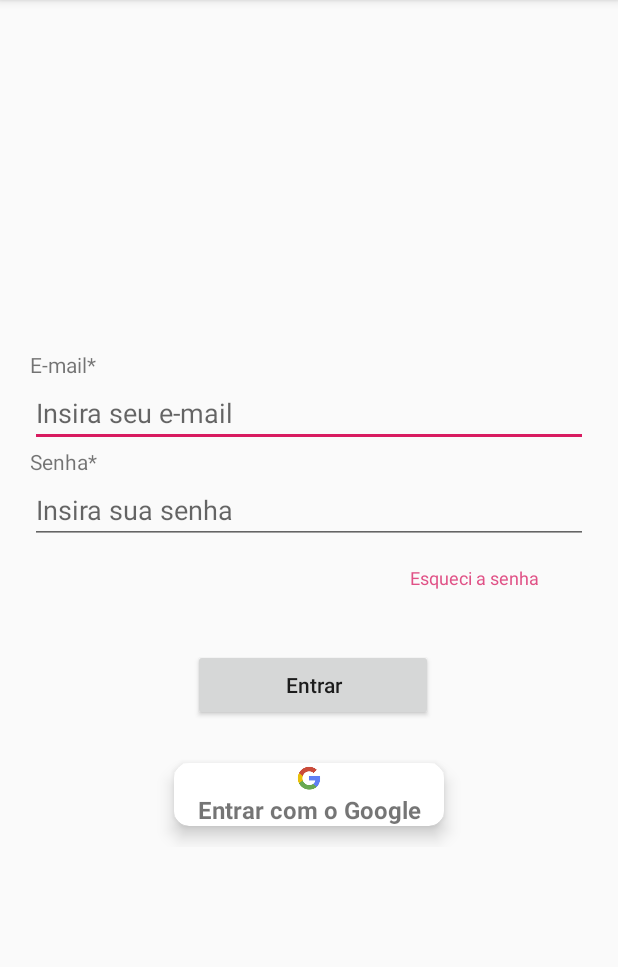
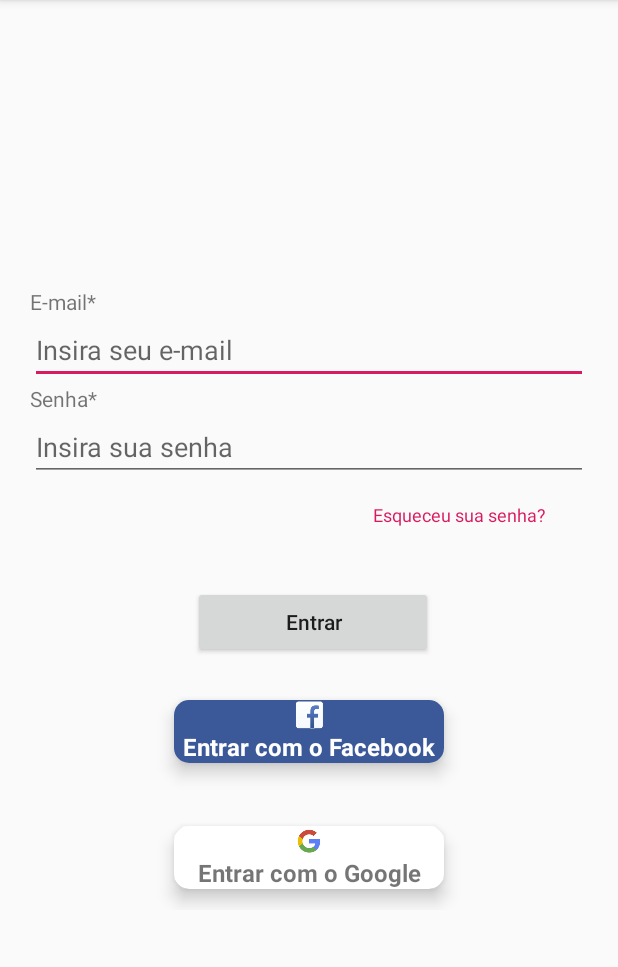
Before and after one commit to Bthais/ProjetoAppCuriai, an Android app: the screen it shows after launch (LoginEmailActivity), after a tap on "Entre", on a phone screen of 412 x 824 dp, the part 84-1051 px from its top. Run offline under Robolectric (Android 15) with nearby library versions, the phone set to English and light mode, and no system bars; our stand-ins replace Firebase (no records; nobody signed in at launch, a user with empty details on screens opened directly); libraries missing offline, so code that uses them is left out: com.facebook, com.facebook.login; 3 statements that could not run were skipped.

Commit message:
Implementação do botão de entrar com o facebook e suas  funcionalidade

```diff
--- a/app/build.gradle
+++ b/app/build.gradle
@@ -34,6 +34,10 @@ dependencies {
     implementation 'com.google.firebase:firebase-auth:17.0.0'
     implementation 'com.google.android.gms:play-services-auth:16.0.1'
 
+    //autenticacao pelo facebook
+    implementation 'com.facebook.android:facebook-android-sdk:4.42.0'
+    implementation 'com.facebook.android:facebook-login:5.0.0'
+
 }
 
 apply plugin: 'com.google.gms.google-services'
--- a/app/src/main/java/com/example/projetoappcuriai/LoginEmailActivity.java
+++ b/app/src/main/java/com/example/projetoappcuriai/LoginEmailActivity.java
@@ -13,6 +13,12 @@ import android.widget.Button;
 import android.widget.EditText;
 import android.widget.Toast;
 
+import com.facebook.AccessToken;
+import com.facebook.CallbackManager;
+import com.facebook.FacebookCallback;
+import com.facebook.FacebookException;
+import com.facebook.login.LoginManager;
+import com.facebook.login.LoginResult;
 import com.google.android.gms.auth.api.signin.GoogleSignIn;
 import com.google.android.gms.auth.api.signin.GoogleSignInAccount;
 import com.google.android.gms.auth.api.signin.GoogleSignInClient;
@@ -24,17 +30,21 @@ import com.google.android.gms.tasks.OnSuccessListener;
 import com.google.android.gms.tasks.Task;
 import com.google.firebase.auth.AuthCredential;
 import com.google.firebase.auth.AuthResult;
+import com.google.firebase.auth.FacebookAuthProvider;
 import com.google.firebase.auth.FirebaseAuth;
 import com.google.firebase.auth.GoogleAuthProvider;
+
+import java.util.Arrays;
 
 public class LoginEmailActivity extends AppCompatActivity implements View.OnClickListener {
 
     private EditText editText_emailLogin, editText_senhaLogin;
     private Button button_entrarLogin;
-    private CardView cardView_recuperarSenha;
-    private CardView cardView_loginGoogle;
+    private CardView cardView_recuperarSenha, cardView_loginFacebook, cardView_loginGoogle;
     private FirebaseAuth auth;
     private GoogleSignInClient googleSignInClient;
+
+    private CallbackManager callbackManager;
 
     @Override
     protected void onCreate(@Nullable Bundle savedInstanceState) {
@@ -45,17 +55,50 @@ public class LoginEmailActivity extends AppCompatActivity implements View.OnClic
         editText_senhaLogin = (EditText) findViewById(R.id.editText_SenhaLogin);
 
         button_entrarLogin = (Button) findViewById(R.id.button_EntrarLogin);
+
         cardView_recuperarSenha = (CardView) findViewById(R.id.cardView_RecuperarSenha);
+        cardView_loginFacebook = (CardView) findViewById(R.id.cardView_LoginFacebook);
         cardView_loginGoogle = (CardView) findViewById(R.id.cardView_LoginGoogle);
 
+        button_entrarLogin.setOnClickListener(this);
 
-        button_entrarLogin.setOnClickListener(this);
         cardView_recuperarSenha.setOnClickListener(this);
+        cardView_loginFacebook.setOnClickListener(this);
         cardView_loginGoogle.setOnClickListener(this);
 
         auth = FirebaseAuth.getInstance();
 
         servicosGoogle();
+        servicosFacebook();
+
+    }
+
+
+//-------------------------------------SERVIÇOS LOGIN--------------------------------------------------------
+
+    private void servicosFacebook(){
+
+        callbackManager = CallbackManager.Factory.create();
+
+        LoginManager.getInstance().registerCallback(callbackManager, new FacebookCallback<LoginResult>() {
+            @Override
+            public void onSuccess(LoginResult loginResult) {
+
+                adicionarContaFacebookaoFirebase(loginResult.getAccessToken());
+            }
+
+            @Override
+            public void onCancel() {
+
+                Toast.makeText(getBaseContext(),"Cancelado",Toast.LENGTH_LONG).show();
+            }
+
+            @Override
+            public void onError(FacebookException error) {
+
+                Toast.makeText(getBaseContext(),"Erro ao logar com Facebook",Toast.LENGTH_LONG).show();
+            }
+        });
 
     }
 
@@ -70,9 +113,17 @@ public class LoginEmailActivity extends AppCompatActivity implements View.OnClic
 
     }
 
+
+//-------------------------------------TRATAMENTO DE CLICKS------------------------------------------------
     @Override
     public void onClick(View v) {
         switch (v.getId()) {
+
+            case R.id.cardView_LoginFacebook:
+
+                signInFacebook();
+
+                break;
 
             case R.id.cardView_LoginGoogle:
 
@@ -94,6 +145,14 @@ public class LoginEmailActivity extends AppCompatActivity implements View.OnClic
 
     }
 
+
+//----------------------------------METODOS DE LOGIN-----------------------------------------------------
+
+    private void signInFacebook(){
+
+        LoginManager.getInstance().logInWithReadPermissions(this, Arrays.asList("public_profile","email"));
+    }
+
     private void signInGoogle(){
 
         GoogleSignInAccount account = GoogleSignIn.getLastSignedInAccount(this);
@@ -107,12 +166,39 @@ public class LoginEmailActivity extends AppCompatActivity implements View.OnClic
 
             //ja existe alguem conectado pelo google
 
-            Toast.makeText(getBaseContext(),"Já logado",Toast.LENGTH_LONG).show();
             startActivity(new Intent(getBaseContext(),MainActivityLogado.class));
             finish();
 
         }
     }
+
+
+//-----------------------------------------AUTENTICACAO NO FIREBASE----------------------------------------
+
+    private void adicionarContaFacebookaoFirebase(AccessToken token) {
+
+
+        AuthCredential credential = FacebookAuthProvider.getCredential(token.getToken());
+        auth.signInWithCredential(credential)
+                .addOnCompleteListener(this, new OnCompleteListener<AuthResult>() {
+                    @Override
+                    public void onComplete(@NonNull Task<AuthResult> task) {
+                        if (task.isSuccessful()) {
+
+                            Toast.makeText(getBaseContext(), "Usuário logado com sucesso", Toast.LENGTH_LONG).show();
+                            startActivity(new Intent(getBaseContext(),MainActivityLogado.class));
+                            finish();
+
+                        } else {
+
+                            Toast.makeText(getBaseContext(),"Erro ao logar com o Facebook",Toast.LENGTH_LONG).show();
+
+                        }
+
+                    }
+                });
+    }
+
 
     private void adicionarContaGoogleaoFirebase (GoogleSignInAccount acct) {
 
@@ -124,6 +210,7 @@ public class LoginEmailActivity extends AppCompatActivity implements View.OnClic
                     public void onComplete(@NonNull Task<AuthResult> task) {
                         if (task.isSuccessful()) {
 
+                            Toast.makeText(getBaseContext(), "Usuário logado com sucesso", Toast.LENGTH_LONG).show();
                             startActivity(new Intent(getBaseContext(),MainActivityLogado.class));
                             finish();
 
@@ -138,8 +225,12 @@ public class LoginEmailActivity extends AppCompatActivity implements View.OnClic
                 });
     }
 
+
+    //---------------------------------METODOS DA ACTIVITY-------------------------------------------------
+
     @Override
     protected void onActivityResult(int requestCode, int resultCode, @Nullable Intent data) {
+        callbackManager.onActivityResult(requestCode, resultCode, data);
         super.onActivityResult(requestCode, resultCode, data);
 
         if(requestCode == 555){
@@ -162,6 +253,7 @@ public class LoginEmailActivity extends AppCompatActivity implements View.OnClic
         }
     }
 
+    //--------------------------------------METODOS DE LOGIN COM EMAIL E SENHA--------------------------------
     private void recuperarSenha(){
 
         String email = editText_emailLogin.getText().toString().trim();
@@ -220,28 +312,26 @@ public class LoginEmailActivity extends AppCompatActivity implements View.OnClic
     }
 
 
-    private void confirmarLoginEmail(String email, String senha){
+    private void confirmarLoginEmail(String email, String senha) {
 
         auth.signInWithEmailAndPassword(email, senha).addOnCompleteListener(this, new OnCompleteListener<AuthResult>() {
             @Override
             public void onComplete(@NonNull Task<AuthResult> task) {
 
                 if (task.isSuccessful()) {
-
-                    startActivity(new Intent(getBaseContext(),MainActivityLogado.class));
                     Toast.makeText(getBaseContext(), "Usuário logado com sucesso", Toast.LENGTH_LONG).show();
+                    startActivity(new Intent(getBaseContext(), MainActivityLogado.class));
                     finish();
                 } else {
 
                     String resposta = task.getException().toString();
                     Util.opcoesErro(getBaseContext(), resposta);
-                   // Toast.makeText(getBaseContext(), "Erro ao logar usuário", Toast.LENGTH_LONG).show();
+                    // Toast.makeText(getBaseContext(), "Erro ao logar usuário", Toast.LENGTH_LONG).show();
 
                 }
 
             }
         });
+
     }
-
-
 }
--- a/app/src/main/java/com/example/projetoappcuriai/MainActivity.java
+++ b/app/src/main/java/com/example/projetoappcuriai/MainActivity.java
@@ -1,10 +1,15 @@
 package com.example.projetoappcuriai;
 
 import android.content.Intent;
+import android.content.pm.PackageInfo;
+import android.content.pm.PackageManager;
+import android.content.pm.Signature;
 import android.os.Bundle;
 import android.support.annotation.NonNull;
 import android.support.design.widget.FloatingActionButton;
 import android.support.design.widget.Snackbar;
+import android.util.Base64;
+import android.util.Log;
 import android.view.View;
 import android.support.design.widget.NavigationView;
 import android.support.v4.view.GravityCompat;
@@ -19,6 +24,9 @@ import android.widget.Toast;
 
 import com.google.firebase.auth.FirebaseAuth;
 import com.google.firebase.auth.FirebaseUser;
+
+import java.security.MessageDigest;
+import java.security.NoSuchAlgorithmException;
 
 public class MainActivity extends AppCompatActivity
         implements NavigationView.OnNavigationItemSelectedListener, View.OnClickListener {
@@ -38,6 +46,7 @@ public class MainActivity extends AppCompatActivity
         setSupportActionBar(toolbar);
 
 
+
         DrawerLayout drawer = (DrawerLayout) findViewById(R.id.drawer_layout);
         ActionBarDrawerToggle toggle = new ActionBarDrawerToggle(
                 this, drawer, toolbar, R.string.navigation_drawer_open, R.string.navigation_drawer_close);
@@ -55,10 +64,10 @@ public class MainActivity extends AppCompatActivity
 
         auth = FirebaseAuth.getInstance();
 
-        estadoAutenticacao();
+        servicoAutenticacao();
     }
-
-    private void estadoAutenticacao(){
+//-----------------------------------------SERVIÇOS LOGIN-----------------------------------------------------
+    private void servicoAutenticacao(){
 
         authStateListener = new FirebaseAuth.AuthStateListener() {
             @Override
@@ -68,7 +77,6 @@ public class MainActivity extends AppCompatActivity
 
                 if(user!=null){
 
-                    Toast.makeText(getBaseContext(),"usuario"+ " "+user.getEmail()+" "+"está logado" , Toast.LENGTH_LONG).show();
                     startActivity(new Intent(getBaseContext(),MainActivityLogado.class));
                     finish();
                     //aqui posso colocar o que o usuario pode fazer se ele estiver logado
@@ -147,7 +155,7 @@ public class MainActivity extends AppCompatActivity
         drawer.closeDrawer(GravityCompat.START);
         return true;
     }
-
+//-----------------------------------TRATAMENTO DE CLICKS--------------------------------------------
     @Override
     public void onClick(View v) {
 
@@ -155,18 +163,7 @@ public class MainActivity extends AppCompatActivity
 
             case R.id.button_Login:
 
-                user = auth.getCurrentUser();
-
-                if(user == null){
-
-                    startActivity(new Intent(this, LoginEmailActivity.class));
-                    finish();
-
-                }else{
-
-                    startActivity(new Intent(this, MainActivityLogado.class));
-                    finish();
-                }
+                signInEmail();
 
                 break;
 
@@ -179,7 +176,24 @@ public class MainActivity extends AppCompatActivity
 
 
     }
+//------------------------------------METODOS DE LOGIN---------------------------------------------------
+    private void signInEmail(){
 
+        user = auth.getCurrentUser();
+
+        if(user == null){
+
+            startActivity(new Intent(this, LoginEmailActivity.class));
+
+        }else{
+
+            startActivity(new Intent(this, MainActivityLogado.class));
+            finish();
+        }
+
+    }
+
+    //-------------------------------METODOS DA ACTIVITY---------------------------------------------------
     @Override
     protected void onStart() {
         super.onStart();
--- a/app/src/main/java/com/example/projetoappcuriai/MainActivityLogado.java
+++ b/app/src/main/java/com/example/projetoappcuriai/MainActivityLogado.java
@@ -13,6 +13,7 @@ import android.view.MenuItem;
 import android.view.View;
 import android.widget.Button;
 
+import com.facebook.login.LoginManager;
 import com.google.android.gms.auth.api.signin.GoogleSignIn;
 import com.google.android.gms.auth.api.signin.GoogleSignInClient;
 import com.google.android.gms.auth.api.signin.GoogleSignInOptions;
@@ -119,6 +120,8 @@ public class MainActivityLogado extends AppCompatActivity
 
             googleSignInClient = GoogleSignIn.getClient(this,gso);
             googleSignInClient.signOut();
+
+            LoginManager.getInstance().logOut();
             startActivity(new Intent(this, MainActivity.class));
             finish();
         }
--- a/app/src/main/res/layout/activity_loginemail.xml
+++ b/app/src/main/res/layout/activity_loginemail.xml
@@ -66,9 +66,9 @@
         android:foreground="?attr/selectableItemBackground"
         android:layout_marginTop="0dp"
         app:cardUseCompatPadding="true"
-        android:layout_marginLeft="110dp"
-        android:layout_marginStart="110dp"
-        app:cardBackgroundColor="#FAFAFA"
+        android:layout_marginLeft="100dp"
+        android:layout_marginStart="100dp"
+        app:cardBackgroundColor="@color/colorCreme"
         android:clickable="true"
         android:focusable="true">
 
@@ -84,7 +84,7 @@
                 android:textSize="12sp"
                 android:textStyle="normal"
                 android:textAlignment="center"
-                android:textColor="#E05186"
+                android:textColor="@color/colorAccent"
                 android:text="@string/recuperar"/>
         </LinearLayout>
 
@@ -122,6 +122,44 @@
             android:layout_weight="1"/>
 
     </LinearLayout>
+
+        <android.support.v7.widget.CardView
+            android:id="@+id/cardView_LoginFacebook"
+            android:layout_width="200dp"
+            android:layout_height="wrap_content"
+            android:foreground="?attr/selectableItemBackground"
+            app:cardCornerRadius="10dp"
+            app:cardElevation="7dp"
+            android:layout_marginTop="14dp"
+            app:cardUseCompatPadding="true"
+            android:clickable="true"
+            android:focusable="true">
+
+            <LinearLayout
+                android:layout_width="match_parent"
+                android:layout_height="wrap_content"
+                android:background="@color/colorFacebook"
+                android:orientation="vertical">
+
+
+                <ImageView
+                    android:layout_width="wrap_content"
+                    android:layout_height="20dp"
+                    android:layout_gravity="center"
+                    android:src="@drawable/login_facebook"/>
+
+                <TextView
+                    android:layout_width="match_parent"
+                    android:layout_height="wrap_content"
+                    android:textSize="16sp"
+                    android:textAlignment="center"
+                    android:textStyle="bold"
+                    android:textColor="@color/colorBranco"
+                    android:text="@string/loginComFacebook"/>
+            </LinearLayout>
+
+
+        </android.support.v7.widget.CardView>
 
     <android.support.v7.widget.CardView
         android:id="@+id/cardView_LoginGoogle"
--- a/app/src/main/res/values/colors.xml
+++ b/app/src/main/res/values/colors.xml
@@ -3,4 +3,7 @@
     <color name="colorPrimary">#008577</color>
     <color name="colorPrimaryDark">#00574B</color>
     <color name="colorAccent">#D81B60</color>
+    <color name="colorFacebook">#3b5998</color>
+    <color name="colorBranco">#fff</color>
+    <color name="colorCreme">#FAFAFA</color>
 </resources>
--- a/app/src/main/res/values/strings.xml
+++ b/app/src/main/res/values/strings.xml
@@ -17,13 +17,17 @@
     <string name="explorar">Explorar</string>
 
     <string name="login">Entre</string>
+    <string name="cadastro">Cadastre-se</string>
+    <string name="entrar">Entrar</string>
     <string name="loginComGoogle">Entrar com o Google</string>
-    <string name="cadastro">Cadastre-se</string>
+    <string name="loginComFacebook">Entrar com o Facebook</string>
     <string name="cancelar">Cancelar</string>
-    <string name="entrar">Entrar</string>
-    <string name="recuperar">Esqueci a senha</string>
+    <string name="recuperar">Esqueceu sua senha?</string>
     <string name="email">E-mail*</string>
     <string name="senha">Senha*</string>
     <string name="repetir_senha">Repita senha*</string>
 
+    <string name="facebook_app_id">1001651176712867</string>
+    <string name="fb_login_protocol_scheme">fb1001651176712867</string>
+
 </resources>
--- a/build.gradle
+++ b/build.gradle
@@ -4,6 +4,7 @@ buildscript {
     repositories {
         google()
         jcenter()
+        mavenCentral()
 
     }
     dependencies {
```
Also changed, not shown: app/src/main/AndroidManifest.xml (+8 -0 lines), app/src/main/res/drawable/login_facebook.png (added).
